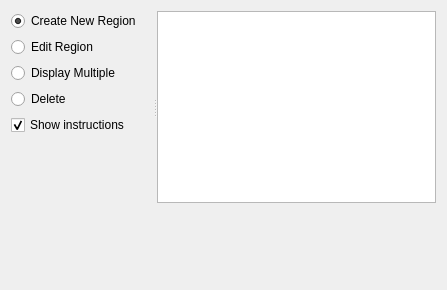
Old version of the form resources/designer_ui/regionviewcontrol.ui in the repository jonathanHuwP/CrystalGrowthTracker.
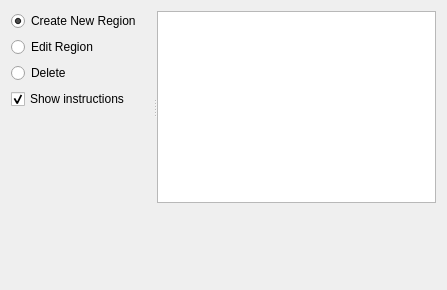
New version of the form.

Commit message: removed display multiple regions

Patch:
```diff
--- a/resources/designer_ui/regionviewcontrol.ui
+++ b/resources/designer_ui/regionviewcontrol.ui
@@ -50,19 +50,6 @@
          </attribute>
         </widget>
        </item>
-       <item>
-        <widget class="QRadioButton" name="_displayMultipleButton">
-         <property name="enabled">
-          <bool>true</bool>
-         </property>
-         <property name="text">
-          <string>Display Multiple</string>
-         </property>
-         <attribute name="buttonGroup">
-          <string notr="true">_buttonGroup</string>
-         </attribute>
-        </widget>
-       </item>
        <item>
         <widget class="QRadioButton" name="_deleteButton">
          <property name="enabled">
```
The commit also changes 1 other file.
